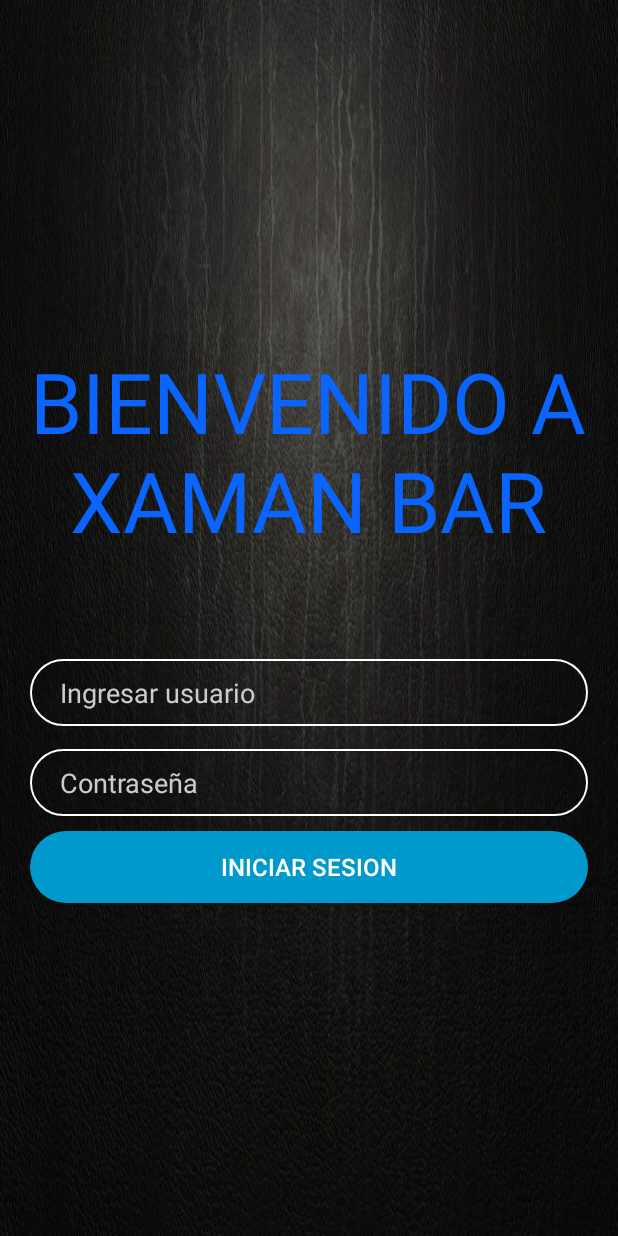
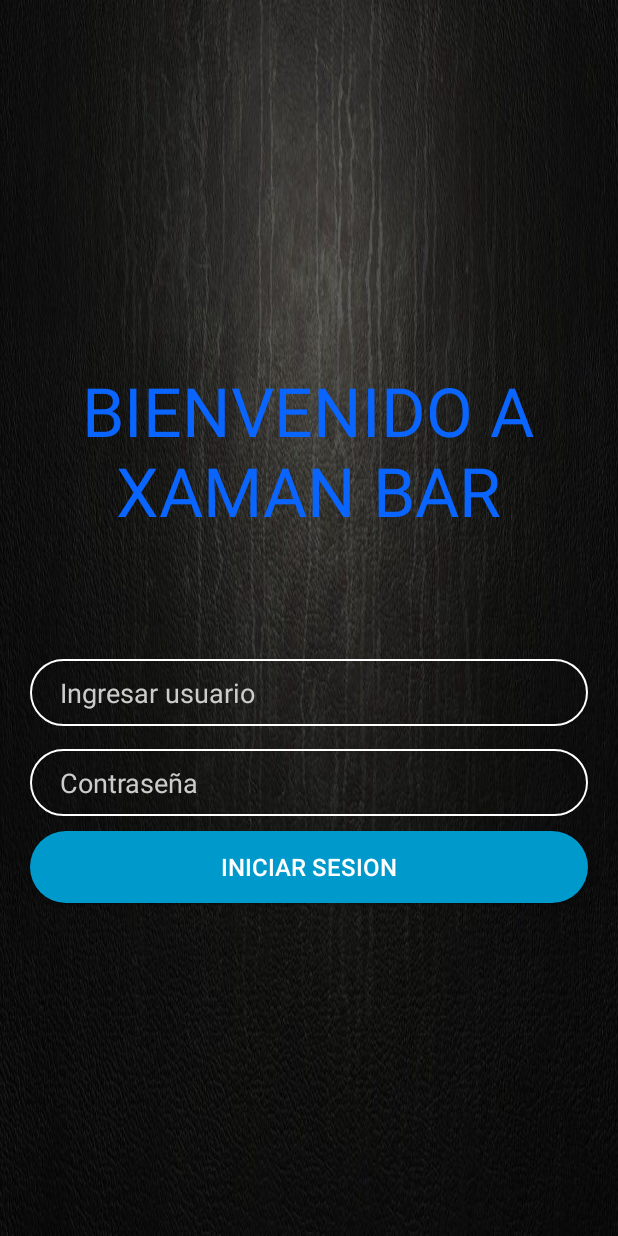
Before and after one commit to esdras4757/xaman, an Android app: the Login screen opened directly, with no data from a screen before it, on a phone screen of 412 x 824 dp. Run offline under Robolectric (Android 15) with nearby library versions, the phone set to English and light mode, and no system bars; Roboto replaces fonts that are not available here.

```diff
--- a/app/src/main/res/layout/activity_login.xml
+++ b/app/src/main/res/layout/activity_login.xml
@@ -26,7 +26,7 @@
             android:layout_marginBottom="30dp"
             android:gravity="center"
             android:text="BIENVENIDO A XAMAN BAR"
-            android:textAppearance="@style/TextAppearance.AppCompat.Display3"
+            android:textAppearance="@style/TextAppearance.AppCompat.Display2"
             android:textColor="@color/colorPrimaryDark" />
 
 
```
Also changed, not shown: app/src/main/res/layout/activity_cliente.xml (+4 -3 lines).
